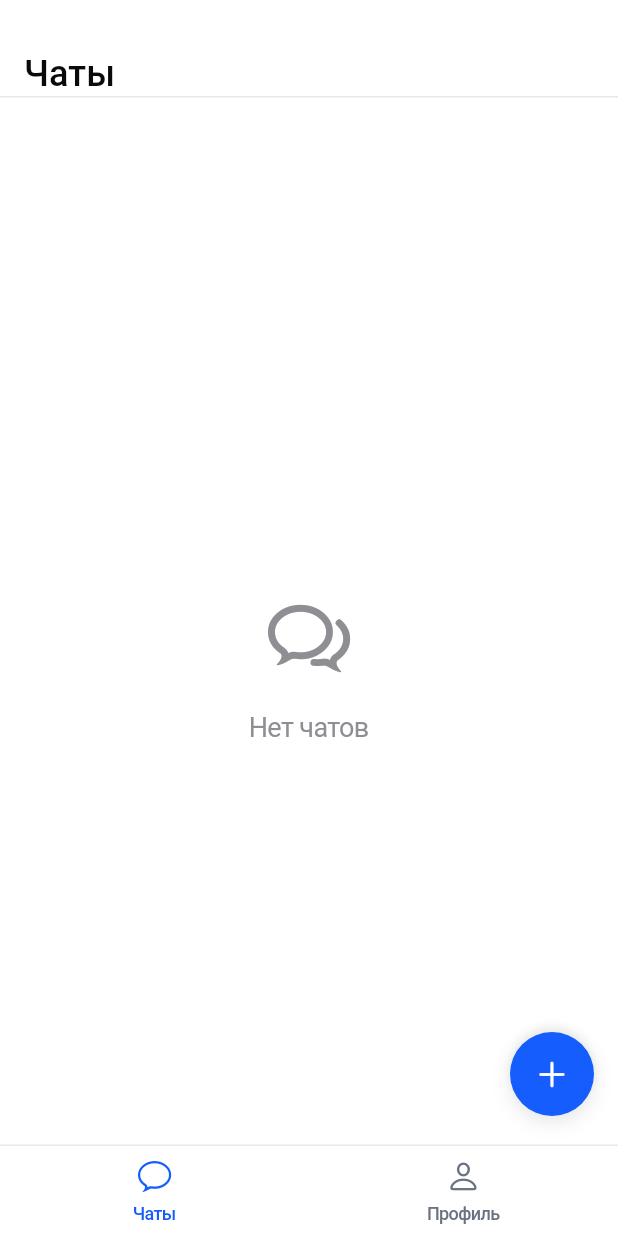
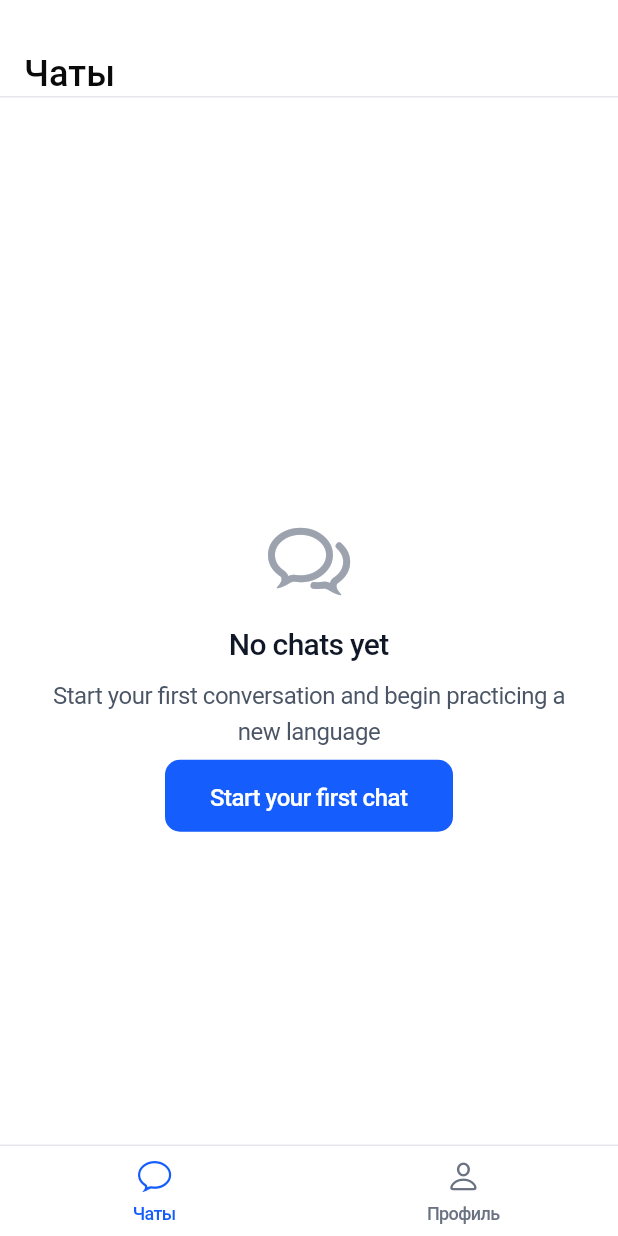
Before and after one commit to RuslanTsitser/repeat_tutor, a Flutter app: the ChatListScreen screen opened by its route, on a phone screen of 412 x 824 dp. Run offline on Flutter 3.47's test engine with Material 3 defaults, Android fonts, the phone set to English and light mode, and no system bars; our stand-ins replace auto_route, dio, drift, flutter_riverpod, package_info_plus, permission_handler and 3 more; missing offline and left inert: ab_test_service, apphud, flutter_webrtc, markdown_widget, record, sqlite3; accounts and stored records are empty; generated files the repository leaves out were written again.

Commit message:
feat(chat): improve chat list screen with conditional button and enhanced empty state
- Added logic to conditionally display the floating action button for creating new chats based on the presence of existing chats.
- Introduced a new _EmptyState widget to provide a more engaging user interface when no chats are available, encouraging users to start a conversation.
- Updated the layout and styling of the empty state to enhance user experience and clarity.

```diff
--- a/lib/features/chats/presentation/chat_list_screen.dart
+++ b/lib/features/chats/presentation/chat_list_screen.dart
@@ -15,17 +15,23 @@ class ChatListScreen extends ConsumerWidget {
 
   @override
   Widget build(BuildContext context, WidgetRef ref) {
+    final chatNotifier = ref.watch(chatListNotifierProvider);
+    final chats = chatNotifier.state.chats;
+    final hasChats = chats.isNotEmpty;
+
     return CupertinoPageScaffold(
       child: SafeArea(
         child: Stack(
           children: [
             const _Body(),
+            if (hasChats)
               Positioned(
                 right: 16,
                 bottom: 80,
                 child: CupertinoButton(
                   padding: EdgeInsets.zero,
-                onPressed: () => ref.read(createChatUseCaseProvider).execute(),
+                  onPressed: () =>
+                      ref.read(createChatUseCaseProvider).execute(),
                   child: Container(
                     width: 56,
                     height: 56,
@@ -141,25 +147,9 @@ class _Body extends ConsumerWidget {
         ),
         Expanded(
           child: chats.isEmpty
-              ? const Center(
-                  child: Column(
-                    mainAxisAlignment: MainAxisAlignment.center,
-                    children: [
-                      Icon(
-                        CupertinoIcons.chat_bubble_2,
-                        size: 64,
-                        color: CupertinoColors.systemGrey,
-                      ),
-                      SizedBox(height: 16),
-                      Text(
-                        'Нет чатов',
-                        style: TextStyle(
-                          fontSize: 18,
-                          color: CupertinoColors.systemGrey,
-                        ),
-                      ),
-                    ],
-                  ),
+              ? _EmptyState(
+                  onCreateChat: () =>
+                      ref.read(createChatUseCaseProvider).execute(),
                 )
               : ListView.separated(
                   padding: const EdgeInsets.only(bottom: 141),
@@ -275,6 +265,81 @@ class _ChatListItem extends StatelessWidget {
   }
 }
 
+class _EmptyState extends StatelessWidget {
+  const _EmptyState({
+    required this.onCreateChat,
+  });
+  final VoidCallback onCreateChat;
+
+  @override
+  Widget build(BuildContext context) {
+    return Center(
+      child: Column(
+        mainAxisAlignment: MainAxisAlignment.center,
+        children: [
+          const SizedBox(height: 8),
+          const Icon(
+            CupertinoIcons.chat_bubble_2,
+            size: 64,
+            color: Color(0xFF9CA3AF),
+          ),
+          const SizedBox(height: 8),
+          const Text(
+            'No chats yet',
+            style: TextStyle(
+              fontSize: 20,
+              fontWeight: FontWeight.w500,
+              color: Color(0xFF101828),
+              letterSpacing: -0.4492,
+              height: 28 / 20,
+            ),
+          ),
+          const SizedBox(height: 8),
+          const Padding(
+            padding: EdgeInsets.symmetric(horizontal: 24),
+            child: Text(
+              'Start your first conversation and begin practicing a new language',
+              textAlign: TextAlign.center,
+              style: TextStyle(
+                fontSize: 16,
+                fontWeight: FontWeight.normal,
+                color: Color(0xFF4A5565),
+                letterSpacing: -0.3125,
+                height: 24 / 16,
+              ),
+            ),
+          ),
+          const SizedBox(height: 8),
+          CupertinoButton(
+            padding: EdgeInsets.zero,
+            onPressed: onCreateChat,
+            child: Container(
+              width: 192,
+              height: 48,
+              decoration: BoxDecoration(
+                color: const Color(0xFF155DFC),
+                borderRadius: BorderRadius.circular(10),
+              ),
+              child: const Center(
+                child: Text(
+                  'Start your first chat',
+                  style: TextStyle(
+                    fontSize: 16,
+                    fontWeight: FontWeight.w500,
+                    color: CupertinoColors.white,
+                    letterSpacing: -0.3125,
+                    height: 24 / 16,
+                  ),
+                ),
+              ),
+            ),
+          ),
+        ],
+      ),
+    );
+  }
+}
+
 class _BottomNavigation extends StatelessWidget {
   const _BottomNavigation();
 
```
Lines whose indentation alone changed are shown as unchanged.
